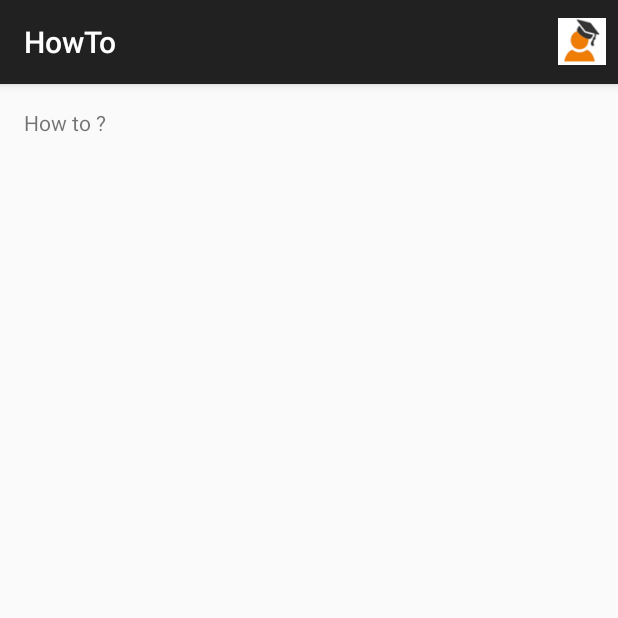
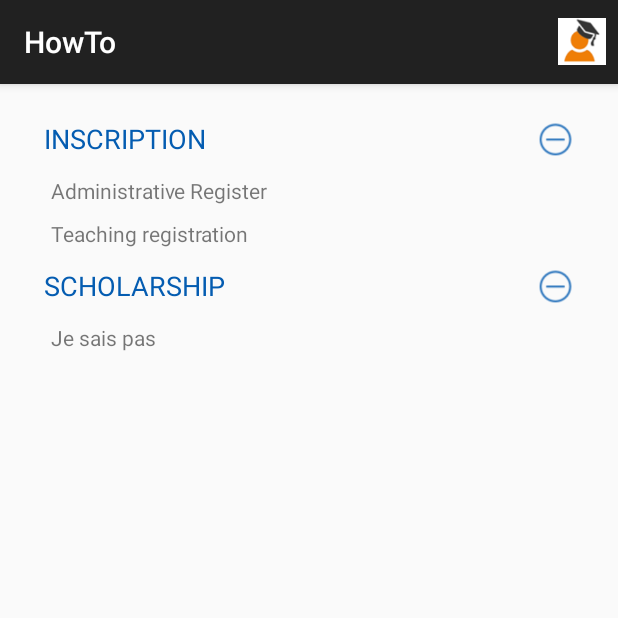
Before and after one commit to Miage-Paris-Ouest/m1c20152016-mobonline, an Android app: the HowTo screen opened directly, with no data from a screen before it, on a phone screen of 412 x 824 dp, the top half of it. Run offline under Robolectric (Android 15) with nearby library versions, the light colour scheme and no system bars.

Commit message:
APP: ajout de la solution generique de gestion des listes avec effet de dropdown (ajout des images + et -, ajout du layout list_header), adaptation exemple de how to (how to.java et son activite)

```diff
--- /dev/null
+++ b/app/src/main/java/fr/p10/miage/m1/myapplication/ExpandableList/ExpandableListAdapter.java
@@ -0,0 +1,134 @@
+package fr.p10.miage.m1.myapplication.ExpandableList;
+
+import android.content.Context;
+import android.support.v7.widget.RecyclerView;
+import android.view.LayoutInflater;
+import android.view.View;
+import android.view.ViewGroup;
+import android.widget.ImageView;
+import android.widget.TextView;
+
+import java.util.ArrayList;
+import java.util.List;
+
+import fr.p10.miage.m1.myapplication.R;
+
+public class ExpandableListAdapter extends RecyclerView.Adapter<RecyclerView.ViewHolder> {
+    public static final int HEADER = 0;
+    public static final int CHILD = 1;
+
+    private List<Item> data;
+
+    public ExpandableListAdapter(List<Item> data) {
+        this.data = data;
+    }
+
+    @Override
+    public RecyclerView.ViewHolder onCreateViewHolder(ViewGroup parent, int type) {
+        View view = null;
+        Context context = parent.getContext();
+        float dp = context.getResources().getDisplayMetrics().density;
+        int subItemPaddingLeft = (int) (18 * dp);
+        int subItemPaddingTopAndBottom = (int) (5 * dp);
+        switch (type) {
+            case HEADER:
+                LayoutInflater inflater = (LayoutInflater) parent.getContext().getSystemService(Context.LAYOUT_INFLATER_SERVICE);
+                view = inflater.inflate(R.layout.list_header, parent, false);
+                ListHeaderViewHolder header = new ListHeaderViewHolder(view);
+                return header;
+            case CHILD:
+                TextView itemTextView = new TextView(context);
+                itemTextView.setPadding(subItemPaddingLeft, subItemPaddingTopAndBottom, 0, subItemPaddingTopAndBottom);
+                itemTextView.setTextColor(0x88000000);
+                itemTextView.setLayoutParams(
+                        new ViewGroup.LayoutParams(
+                                ViewGroup.LayoutParams.MATCH_PARENT,
+                                ViewGroup.LayoutParams.WRAP_CONTENT));
+                return new RecyclerView.ViewHolder(itemTextView) {
+                };
+        }
+        return null;
+    }
+
+    public void onBindViewHolder(RecyclerView.ViewHolder holder, int position) {
+        final Item item = data.get(position);
+        switch (item.type) {
+            case HEADER:
+                final ListHeaderViewHolder itemController = (ListHeaderViewHolder) holder;
+                itemController.refferalItem = item;
+                itemController.header_title.setText(item.text);
+                if (item.invisibleChildren == null) {
+                    itemController.btn_expand_toggle.setImageResource(R.drawable.circle_minus);
+                } else {
+                    itemController.btn_expand_toggle.setImageResource(R.drawable.circle_plus);
+                }
+                itemController.btn_expand_toggle.setOnClickListener(new View.OnClickListener() {
+                    @Override
+                    public void onClick(View v) {
+                        if (item.invisibleChildren == null) {
+                            item.invisibleChildren = new ArrayList<Item>();
+                            int count = 0;
+                            int pos = data.indexOf(itemController.refferalItem);
+                            while (data.size() > pos + 1 && data.get(pos + 1).type == CHILD) {
+                                item.invisibleChildren.add(data.remove(pos + 1));
+                                count++;
+                            }
+                            notifyItemRangeRemoved(pos + 1, count);
+                            itemController.btn_expand_toggle.setImageResource(R.drawable.circle_plus);
+                        } else {
+                            int pos = data.indexOf(itemController.refferalItem);
+                            int index = pos + 1;
+                            for (Item i : item.invisibleChildren) {
+                                data.add(index, i);
+                                index++;
+                            }
+                            notifyItemRangeInserted(pos + 1, index - pos - 1);
+                            itemController.btn_expand_toggle.setImageResource(R.drawable.circle_minus);
+                            item.invisibleChildren = null;
+                        }
+                    }
+                });
+                break;
+            case CHILD:
+                TextView itemTextView = (TextView) holder.itemView;
+                itemTextView.setText(data.get(position).text);
+                break;
+        }
+    }
+
+    @Override
+    public int getItemViewType(int position) {
+        return data.get(position).type;
+    }
+
+    @Override
+    public int getItemCount() {
+        return data.size();
+    }
+
+    private static class ListHeaderViewHolder extends RecyclerView.ViewHolder {
+        public TextView header_title;
+        public ImageView btn_expand_toggle;
+        public Item refferalItem;
+
+        public ListHeaderViewHolder(View itemView) {
+            super(itemView);
+            header_title = (TextView) itemView.findViewById(R.id.header_title);
+            btn_expand_toggle = (ImageView) itemView.findViewById(R.id.btn_expand_toggle);
+        }
+    }
+
+    public static class Item {
+        public int type;
+        public String text;
+        public List<Item> invisibleChildren;
+
+        public Item() {
+        }
+
+        public Item(int type, String text) {
+            this.type = type;
+            this.text = text;
+        }
+    }
+}
--- a/app/src/main/java/fr/p10/miage/m1/myapplication/HowTo.java
+++ b/app/src/main/java/fr/p10/miage/m1/myapplication/HowTo.java
@@ -1,20 +1,74 @@
 package fr.p10.miage.m1.myapplication;
+
+import fr.p10.miage.m1.myapplication.ExpandableList.ExpandableListAdapter;
 
 import android.os.Bundle;
 import android.support.design.widget.FloatingActionButton;
 import android.support.design.widget.Snackbar;
 import android.support.v7.app.AppCompatActivity;
+import android.support.v7.widget.LinearLayoutManager;
+import android.support.v7.widget.RecyclerView;
 import android.support.v7.widget.Toolbar;
 import android.view.Menu;
 import android.view.MenuItem;
 import android.view.View;
 
+import java.util.ArrayList;
+import java.util.List;
+
 public class HowTo extends AppCompatActivity {
+    private RecyclerView recyclerview;
 
     @Override
     protected void onCreate(Bundle savedInstanceState) {
         super.onCreate(savedInstanceState);
         setContentView(R.layout.activity_how_to);
+
+        recyclerview = (RecyclerView) findViewById(R.id.recyclerview);
+        recyclerview.setLayoutManager(new LinearLayoutManager(this, LinearLayoutManager.VERTICAL, false));
+
+        List<ExpandableListAdapter.Item> data = new ArrayList<>();
+
+        data.add(new ExpandableListAdapter.Item(ExpandableListAdapter.HEADER, "INSCRIPTION"));
+        data.add(new ExpandableListAdapter.Item(ExpandableListAdapter.CHILD, "Administrative Register"));
+        data.add(new ExpandableListAdapter.Item(ExpandableListAdapter.CHILD, "Teaching registration"));
+
+        data.add(new ExpandableListAdapter.Item(ExpandableListAdapter.HEADER, "SCHOLARSHIP"));
+        data.add(new ExpandableListAdapter.Item(ExpandableListAdapter.CHILD, "Je sais pas"));
+
+
+        //EXEMPLE D'AJOUT DE CATEGORIE AVEC CHILDS
+/*
+        ExpandableListAdapter.Item places = new ExpandableListAdapter.Item(ExpandableListAdapter.HEADER, "Places");
+        places.invisibleChildren = new ArrayList<>();
+        places.invisibleChildren.add(new ExpandableListAdapter.Item(ExpandableListAdapter.CHILD, "Kerala"));
+        places.invisibleChildren.add(new ExpandableListAdapter.Item(ExpandableListAdapter.CHILD, "Tamil Nadu"));
+        places.invisibleChildren.add(new ExpandableListAdapter.Item(ExpandableListAdapter.CHILD, "Karnataka"));
+        places.invisibleChildren.add(new ExpandableListAdapter.Item(ExpandableListAdapter.CHILD, "Maharashtra"));
+
+        data.add(places);
+        */
+
+        recyclerview.setAdapter(new ExpandableListAdapter(data));
+
+
+
+
+
+
+
+
+
+
+
+
+
+
+
+
+
+
+
     }
 
     @Override
--- a/app/src/main/res/layout/activity_how_to.xml
+++ b/app/src/main/res/layout/activity_how_to.xml
@@ -1,12 +1,14 @@
 <RelativeLayout xmlns:android="http://schemas.android.com/apk/res/android"
-    xmlns:tools="http://schemas.android.com/tools" android:layout_width="match_parent"
-    android:layout_height="match_parent" android:paddingLeft="@dimen/activity_horizontal_margin"
-    android:paddingRight="@dimen/activity_horizontal_margin"
-    android:paddingTop="@dimen/activity_vertical_margin"
-    android:paddingBottom="@dimen/activity_vertical_margin" tools:context=".MainActivity">
+xmlns:tools="http://schemas.android.com/tools" android:layout_width="match_parent"
+android:layout_height="match_parent" android:paddingLeft="@dimen/activity_horizontal_margin"
+android:paddingRight="@dimen/activity_horizontal_margin"
+android:paddingTop="@dimen/activity_vertical_margin"
+android:paddingBottom="@dimen/activity_vertical_margin" tools:context=".MainActivity">
 
-    <TextView android:text="How to ?" android:layout_width="wrap_content"
-        android:layout_height="wrap_content"
-        android:id="@+id/activity_accueil_image_button_howto" />
+<android.support.v7.widget.RecyclerView
+    android:id="@+id/recyclerview"
+    android:layout_width="match_parent"
+    android:layout_height="match_parent"
+    />
 
 </RelativeLayout>
--- /dev/null
+++ b/app/src/main/res/layout/list_header.xml
@@ -0,0 +1,27 @@
+<?xml version="1.0" encoding="utf-8"?>
+<LinearLayout
+xmlns:android="http://schemas.android.com/apk/res/android"
+android:orientation="horizontal"
+android:paddingLeft="13dp"
+android:paddingStart="13dp"
+android:paddingRight="10dp"
+android:paddingEnd="10dp"
+android:paddingTop="5dp"
+android:paddingBottom="5dp"
+android:layout_width="match_parent"
+android:layout_height="wrap_content">
+<TextView
+    android:id="@+id/header_title"
+    android:textColor="#045CB1"
+    android:textSize="18sp"
+    android:gravity="center_vertical"
+    android:layout_width="0dp"
+    android:layout_height="match_parent"
+    android:layout_weight="1"/>
+<ImageView
+    android:id="@+id/btn_expand_toggle"
+    android:src="@drawable/circle_plus"
+    android:layout_width="30dp"
+    android:layout_height="30dp"
+    android:layout_weight="0"/>
+</LinearLayout>
```
Also changed, not shown: app/src/main/res/drawable/circle_minus.png (added), app/src/main/res/drawable/circle_plus.png (added).
